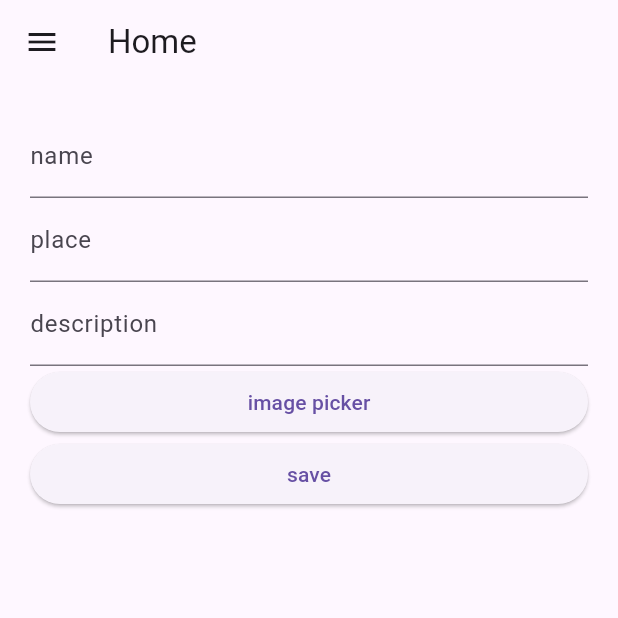
After one commit to moh21586x/store, a Flutter app: the ItemPage screen opened directly, after a tap on "save", on a phone screen of 412 x 824 dp, the top half of it. The commit adds this screen. Run offline on Flutter 3.47's test engine with Material 3 defaults, Android fonts, the phone set to English and light mode, and no system bars; our stand-ins replace image_picker, permission_handler, sqflite; missing offline and left inert: window_manager; accounts and stored records are empty.

Commit message:
made home page to display all items, save images to device then save a database record

```diff
--- a/lib/database.dart
+++ b/lib/database.dart
@@ -1,5 +1,3 @@
-
-
 // ignore_for_file: depend_on_referenced_packages
 
 import 'dart:async';
@@ -49,9 +47,60 @@ class ModelDB {
   }
 
   Map<String, dynamic> toMap() {
-    return {'id': id, 'name': name, 'place': place, 'description':description,
-    'img1':img1,'img2':img2,'img3':img3,'img4':img4,'img5':img5,'img6':img6,
-      'img7':img7,'img8':img8,'img9':img9,'img10':img10,};
+    return {
+      'id': id,
+      'name': name,
+      'place': place,
+      'description': description,
+      'img1': img1,
+      'img2': img2,
+      'img3': img3,
+      'img4': img4,
+      'img5': img5,
+      'img6': img6,
+      'img7': img7,
+      'img8': img8,
+      'img9': img9,
+      'img10': img10,
+    };
+  }
+
+  factory ModelDB.fromQuery(Map<String,dynamic>row)=>ModelDB(
+    id: row[DBHelper.col1],
+    name: row[DBHelper.col2],
+    place: row[DBHelper.col3],
+    description: row[DBHelper.col4],
+    img1: row[DBHelper.col5],
+    img2: row[DBHelper.col6],
+    img3: row[DBHelper.col7],
+    img4: row[DBHelper.col8],
+    img5: row[DBHelper.col9],
+    img6: row[DBHelper.col10],
+    img7: row[DBHelper.col11],
+    img8: row[DBHelper.col12],
+    img9: row[DBHelper.col13],
+    img10: row[DBHelper.col14],
+  );
+
+  Future<List<ModelDB>> toModel(List rows) async {
+    return List.generate(10, (index) {
+      return ModelDB(
+        id: rows[index][DBHelper.col1],
+        name: rows[index][DBHelper.col2],
+        place: rows[index][DBHelper.col3],
+        description: rows[index][DBHelper.col4],
+        img1: rows[index][DBHelper.col5],
+        img2: rows[index][DBHelper.col6],
+        img3: rows[index][DBHelper.col7],
+        img4: rows[index][DBHelper.col8],
+        img5: rows[index][DBHelper.col9],
+        img6: rows[index][DBHelper.col10],
+        img7: rows[index][DBHelper.col11],
+        img8: rows[index][DBHelper.col12],
+        img9: rows[index][DBHelper.col13],
+        img10: rows[index][DBHelper.col14],
+      );
+    });
   }
 }
 
@@ -95,7 +144,9 @@ class DBHelper {
   // and the value is the column value. The return value is the id of the
   // inserted row.
 
-  Future insert(ModelDB row, ) async {
+  Future insert(
+    ModelDB row,
+  ) async {
     try {
       await db.insert(
         table,
@@ -104,9 +155,9 @@ class DBHelper {
       );
 
       //todo return operation result
-      print('Db Inserted');
+      return 'Db Inserted';
     } catch (e) {
-      print('DbException $e');
+      return 'DbException $e';
     }
   }
 
@@ -116,8 +167,9 @@ class DBHelper {
     return await db.query(table);
   }
 
-  Future<List<Map<String, dynamic>>> queryFilterRows() async {
-    return await db.rawQuery("select * from $table where stCol2='111'");
+
+  Future<List<Map<String, dynamic>>> queryFilterRow(int id) async {
+    return await db.query(table, where: 'id =?', whereArgs: [id]);
   }
 
   // All of the methods (insert, query, update, delete) can also be done using
@@ -137,7 +189,7 @@ class DBHelper {
 
   // Deletes the row specified by the id. The number of affected rows is
   // returned. This should be 1 as long as the row exists.
-  Future<int> delete(int id, ) async {
-    return await db.delete(DBHelper.table, where: "id =?", whereArgs: [id]);
+  Future<int> delete(int id) async {
+    return await db.delete(table, where: "id =?", whereArgs: [id]);
   }
 }
--- /dev/null
+++ b/lib/items.dart
@@ -0,0 +1,234 @@
+import 'dart:io';
+
+import 'package:flutter/material.dart';
+import 'package:image_picker/image_picker.dart';
+import 'package:permission_handler/permission_handler.dart';
+import 'package:store/database.dart';
+import 'package:store/main.dart';
+
+////////////////////////////////////////////////////////////
+class ItemPage extends StatefulWidget {
+  const ItemPage({super.key, this.id});
+
+  final int? id;
+
+  @override
+  State<ItemPage> createState() => _ItemPageState();
+}
+
+///////////////////////////////
+class _ItemPageState extends State<ItemPage> {
+  ImagePicker image = ImagePicker();
+  List<XFile> images = [];
+  List<XFile> savedImages = [];
+  late PermissionStatus camera;
+  late PermissionStatus storage;
+  ModelDB row = ModelDB(name: '', place: '', description: '');
+
+  ModelDB model = ModelDB(name: '', place: '', description: '');
+  bool create = true;
+
+  // create a directory to save images
+  createDirectory() {
+    Directory('/storage/emulated/0/store').createSync();
+  }
+
+  // get storage permission
+  Future<PermissionStatus> getStoragePermission() async {
+    await Permission.storage.request();
+    storage = await Permission.manageExternalStorage.request();
+    return storage;
+  }
+
+  // get camera permission
+  getCameraPermission() async {
+    await Permission.camera.request();
+  }
+
+  // insert a new row in database
+  insertDB(ModelDB insert) async {
+    await DBHelper().insert(insert);
+  }
+
+  //todo make an update/replace function
+
+  // get row by id
+  getRow() async {
+    List rows = await DBHelper().queryFilterRow(widget.id!);
+
+    if (rows.isNotEmpty) {
+      row = ModelDB.fromQuery(rows[0]);
+
+      setState(() {
+        if (row.img1 != null) {
+          images.add(XFile(row.img1!));
+          if (row.img2 != null) {
+            images.add(XFile(row.img2!));
+            if (row.img3 != null) {
+              images.add(XFile(row.img3!));
+              if (row.img4 != null) {
+                images.add(XFile(row.img4!));
+                if (row.img5 != null) {
+                  images.add(XFile(row.img5!));
+                  if (row.img6 != null) {
+                    images.add(XFile(row.img6!));
+                    if (row.img7 != null) {
+                      images.add(XFile(row.img7!));
+                      if (row.img8 != null) {
+                        images.add(XFile(row.img8!));
+                        if (row.img9 != null) {
+                          images.add(XFile(row.img9!));
+                          if (row.img10 != null) {
+                            images.add(XFile(row.img10!));
+                          }
+                        }
+                      }
+                    }
+                  }
+                }
+              }
+            }
+          }
+        }
+      });
+    }
+  }
+
+  // pick images and set them to images
+  pickImages() async {
+    var img = await image.pickMultiImage(limit: 10);
+    setState(() {
+      images = img;
+    });
+  }
+
+  // saves picked images to device
+  saveImages() async {
+    //can create directory
+    //another project can create
+    //problem solved, the problem:
+    //problem with DateTime.now().toString().subString(0,18)
+
+    // try saving in another folder
+    if (await Permission.storage.isGranted) {
+      if (images.isNotEmpty) {
+        createDirectory();
+        for (int i = 0; i < images.length; i++) {
+          var year = DateTime.now().year;
+          var month = DateTime.now().month;
+          var day = DateTime.now().day;
+          var hour = DateTime.now().hour;
+          var minute = DateTime.now().minute;
+          var second = DateTime.now().second;
+          var path =
+              '/storage/emulated/0/store/$year-$month-$day-$hour-$minute-$second-${row.name}-$i.jpg';
+          await images[i].saveTo(path);
+          if (await File(path).exists()) {
+            savedImages.add(XFile(path));
+          }
+        }
+        if (savedImages.isNotEmpty) {
+          insertDB(ModelDB(
+            name: row.name,
+            place: row.place,
+            description: row.description,
+            img1: (savedImages.isNotEmpty) ? savedImages[0].path : null,
+            img2: (savedImages.length > 1) ? savedImages[1].path : null,
+            img3: (savedImages.length > 2) ? savedImages[2].path : null,
+            img4: (savedImages.length > 3) ? savedImages[3].path : null,
+            img5: (savedImages.length > 4) ? savedImages[4].path : null,
+            img6: (savedImages.length > 5) ? savedImages[5].path : null,
+            img7: (savedImages.length > 6) ? savedImages[6].path : null,
+            img8: (savedImages.length > 7) ? savedImages[7].path : null,
+            img9: (savedImages.length > 8) ? savedImages[8].path : null,
+            img10: (savedImages.length > 9) ? savedImages[9].path : null,
+          ));
+        }
+      } else {
+        //todo you have not picked any images
+      }
+    }
+  }
+
+  @override
+  initState() {
+    super.initState();
+    getStoragePermission().then((value) async {
+      if (value == PermissionStatus.granted) {
+        await createDirectory();
+      }
+      // getCameraPermission();
+    });
+
+    if (widget.id != null) {
+      getRow();
+    }
+  }
+
+  @override
+  Widget build(BuildContext context) {
+    return Scaffold(
+      drawer: const SideMenu(),
+      appBar: AppBar(
+        title: const Text('Home'),
+      ),
+      body: ListView(
+        padding: const EdgeInsets.all(20),
+        children: [
+          (images.isNotEmpty)
+              ? Container(
+                  decoration: BoxDecoration(
+                      borderRadius: BorderRadius.circular(10),
+                      border: Border.all(width: 1)),
+                  constraints: BoxConstraints(
+                      maxHeight: MediaQuery.of(context).size.height * .5,
+                      maxWidth: MediaQuery.of(context).size.width * .9),
+                  child: ListView.builder(
+                      scrollDirection: Axis.horizontal,
+                      itemCount: images.length,
+                      itemBuilder: (context, index) {
+                        return Padding(
+                          padding: const EdgeInsets.all(8.0),
+                          child: Image.file(File(images[index].path)),
+                        );
+                      }),
+                )
+              : const SizedBox(),
+          TextFormField(
+            decoration: const InputDecoration(labelText: 'name'),
+            onChanged: (String value) {
+              row.name = value;
+            },
+          ),
+          TextFormField(
+              decoration: const InputDecoration(labelText: 'place'),
+              onChanged: (String value) {
+                row.place = value;
+              }),
+          TextFormField(
+              decoration: const InputDecoration(labelText: 'description'),
+              onChanged: (String value) {
+                row.description = value;
+              }),
+          ElevatedButton(
+              onPressed: () {
+                pickImages();
+              },
+              child: const Text('image picker')),
+          ElevatedButton(
+              onPressed: () async {
+                // for (var i = 0; i <  Permission.values.length; i++) {
+                //   if (await Permission.values[i].status == PermissionStatus.granted) {
+                //     print('\n\n\n\n${Permission.values[i]} : ${await Permission.values[i].status}\n\n\n\n');
+                //   }
+                // }
+                await saveImages();
+              },
+              child: const Text('save')),
+        ],
+      ),
+    );
+  }
+}
+
+//////////////////////////////////////////////////////////////
--- a/pubspec.yaml
+++ b/pubspec.yaml
@@ -39,6 +39,7 @@ dependencies:
   window_manager: ^0.3.8
   image_picker: ^1.1.0
   permission_handler: ^11.3.1
+  device_info_plus: ^10.1.0
 
 
 dev_dependencies:
```
Also changed, not shown: lib/main.dart (+99 -65 lines), pubspec.lock, 3 other files.
